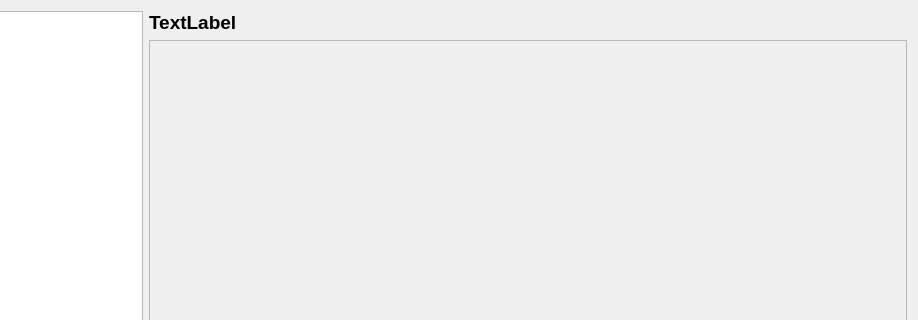
ripose-jp/Memento, file src/gui/widgets/optionswindow.ui: the form before one commit; both pictures show x 124 to 1042 and y 0 to 320 of the 1042 by 695 pixel window.
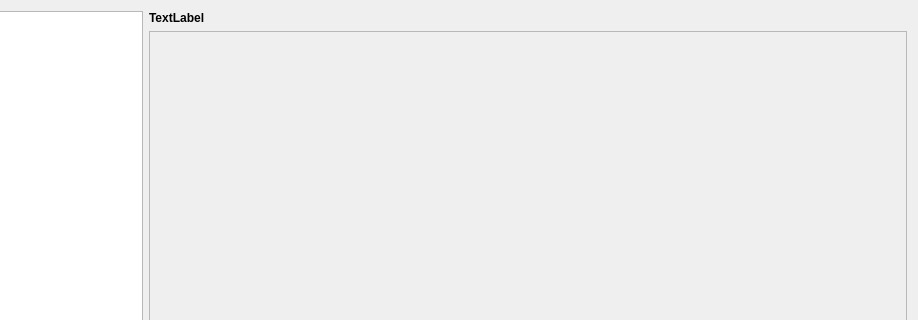
The form after the commit.

The edit to the form file:
```diff
--- a/src/gui/widgets/optionswindow.ui
+++ b/src/gui/widgets/optionswindow.ui
@@ -50,7 +50,6 @@
        </property>
        <property name="font">
         <font>
-         <pointsize>14</pointsize>
          <weight>75</weight>
          <bold>true</bold>
         </font>
@@ -76,7 +75,7 @@
          <rect>
           <x>0</x>
           <y>0</y>
-          <width>762</width>
+          <width>748</width>
           <height>641</height>
          </rect>
         </property>
```
Left out of the diff: 5 changed lines with no effect on the pictures.
